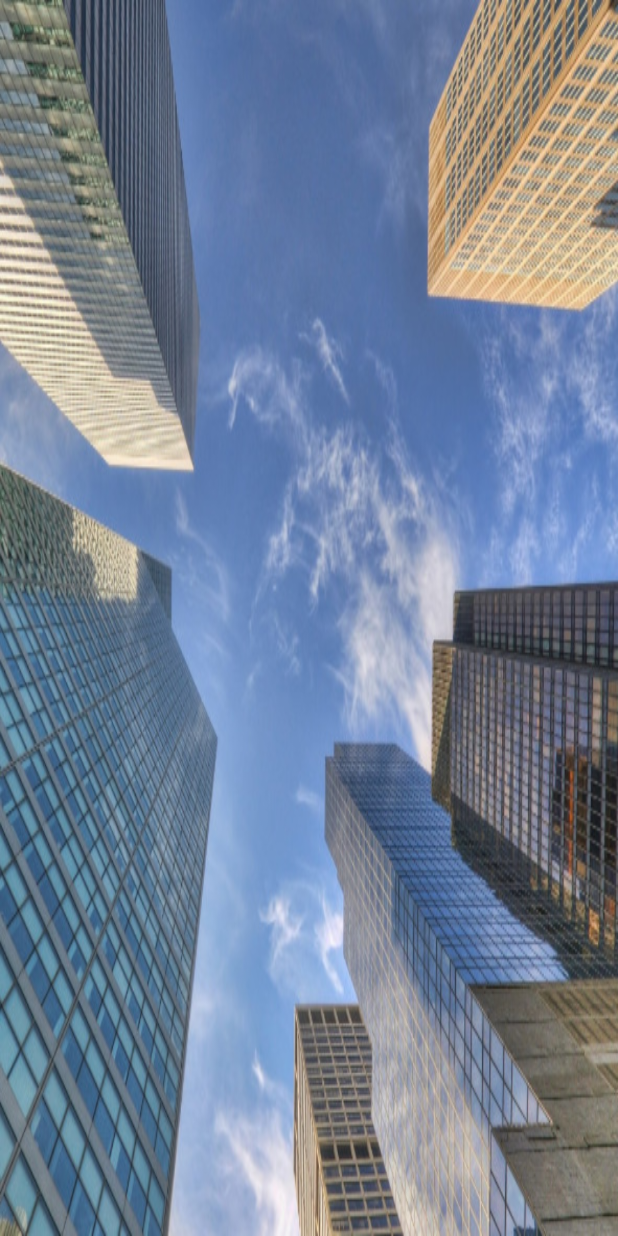
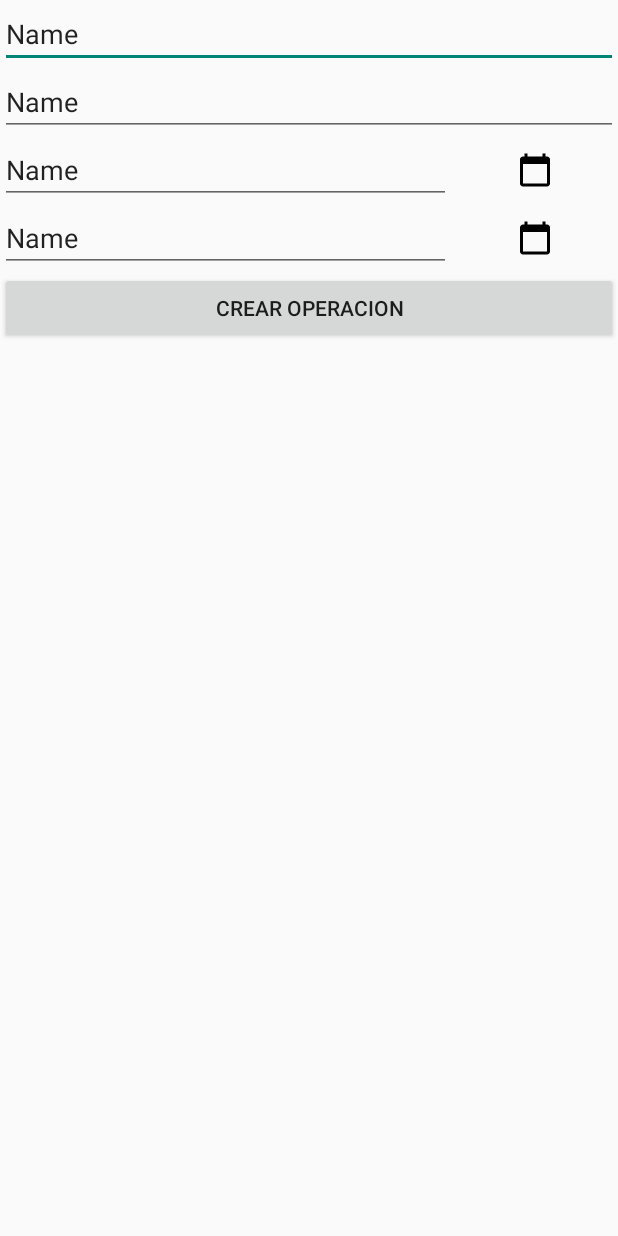
Before and after one commit to LightDragooon/SistemaMuestreos, an Android app: the layout activity_crear_operaciones.xml on its own in the app's theme, with its tools: preview values and no code run, on a phone screen of 412 x 824 dp. Run offline under Robolectric (Android 15) with nearby library versions, the phone set to English and light mode, and no system bars; network calls fail.

Commit message:
Mejoras :+1:

```diff
--- a/app/src/main/AndroidManifest.xml
+++ b/app/src/main/AndroidManifest.xml
@@ -31,7 +31,7 @@
         <activity android:name=".crear_tarea" />
         <activity android:name=".Tareas" />
         <activity android:name=".ver_proyecto" />
-        <activity android:name=".ver_personas" />
+        <activity android:name=".ver_elementos" />
         <activity android:name=".seleccionar_persona" />
         <activity android:name=".ver_operaciones" />
         <activity android:name=".modificar_trabajador"></activity>
--- a/app/src/main/java/gruporeque/sistemamuestreos/ClaseGlobal.java
+++ b/app/src/main/java/gruporeque/sistemamuestreos/ClaseGlobal.java
@@ -5,11 +5,16 @@ public class ClaseGlobal {
     public static final String HOST_URL = "https://proyecto2reque.000webhostapp.com/";
 
     public static final String Usuario_Insert = HOST_URL+"Queries/insertar_usuario.php";
+    public static final String Proyecto_Insert = HOST_URL+"Queries/insertar_proyecto.php";
     public static final String Tarea_Insert = HOST_URL+"Queries/insertar_tarea.php";
     public static final String Trabajador_Insert = HOST_URL+"Queries/insertar_operador.php";
     public static final String Trabajadores_Select = HOST_URL+"Queries/seleccionar_trabajadores.php";
     public static final String Usuarios_Select = HOST_URL+"Queries/seleccionar_usuarios.php";
     public static final String Eliminar_Usuario = HOST_URL+"Queries/eliminar_usuario.php";
+    public static final String Eliminar_Proyecto = HOST_URL+"Queries/eliminar_proyecto.php";
     public static final String Proyectos_Select = HOST_URL+"Queries/seleccionar_proyectos.php";
     public static final String Eliminar_Trabajador = HOST_URL + "Queries/eliminar_trabajador.php";
+    public static final String Proyectos_Usuarios_Select = HOST_URL + "Queries/seleccionar_proyectos_usuarios.php";
+    public static final String Operaciones_Select = HOST_URL + "Queries/seleccionar_operaciones.php";
+    public static final String Operaciones_Insert= HOST_URL + "Queries/insertar_operacion.php";
 }
--- a/app/src/main/res/layout/activity_crear_operaciones.xml
+++ b/app/src/main/res/layout/activity_crear_operaciones.xml
@@ -1,10 +1,77 @@
 <?xml version="1.0" encoding="utf-8"?>
-<android.support.constraint.ConstraintLayout xmlns:android="http://schemas.android.com/apk/res/android"
+<LinearLayout xmlns:android="http://schemas.android.com/apk/res/android"
     xmlns:app="http://schemas.android.com/apk/res-auto"
     xmlns:tools="http://schemas.android.com/tools"
     android:layout_width="match_parent"
     android:layout_height="match_parent"
-    android:background="@drawable/fondo_pantalla_general"
+    android:orientation="vertical"
     tools:context=".crear_operaciones">
 
-</android.support.constraint.ConstraintLayout>
+    <EditText
+        android:id="@+id/et_operacion_nombre"
+        android:layout_width="match_parent"
+        android:layout_height="wrap_content"
+        android:ems="10"
+        android:inputType="textPersonName"
+        android:text="Name" />
+
+    <EditText
+        android:id="@+id/et_operacion_desc"
+        android:layout_width="match_parent"
+        android:layout_height="wrap_content"
+        android:ems="10"
+        android:inputType="textPersonName"
+        android:text="Name" />
+
+    <LinearLayout
+        android:layout_width="match_parent"
+        android:layout_height="wrap_content"
+        android:orientation="horizontal">
+
+        <EditText
+            android:id="@+id/et_operacion_fechaI"
+            android:layout_width="wrap_content"
+            android:layout_height="wrap_content"
+            android:layout_weight="1"
+            android:ems="10"
+            android:inputType="textPersonName"
+            android:text="Name" />
+
+        <ImageButton
+            android:id="@+id/ib_operacion_fechaI"
+            android:layout_width="wrap_content"
+            android:layout_height="match_parent"
+            android:layout_weight="1"
+            android:background="@android:color/transparent"
+            app:srcCompat="@drawable/ic_calendar" />
+    </LinearLayout>
+
+    <LinearLayout
+        android:layout_width="match_parent"
+        android:layout_height="wrap_content"
+        android:orientation="horizontal">
+
+        <EditText
+            android:id="@+id/et_operacion_fechaF"
+            android:layout_width="wrap_content"
+            android:layout_height="wrap_content"
+            android:layout_weight="1"
+            android:ems="10"
+            android:inputType="textPersonName"
+            android:text="Name" />
+
+        <ImageButton
+            android:id="@+id/ib_operacion_fechaF"
+            android:layout_width="wrap_content"
+            android:layout_height="match_parent"
+            android:layout_weight="1"
+            android:background="@android:color/transparent"
+            app:srcCompat="@drawable/ic_calendar" />
+    </LinearLayout>
+
+    <Button
+        android:id="@+id/btn_operacion_crear"
+        android:layout_width="match_parent"
+        android:layout_height="wrap_content"
+        android:text="Crear Operacion" />
+</LinearLayout>
--- a/app/src/main/res/layout/activity_crear_proyecto.xml
+++ b/app/src/main/res/layout/activity_crear_proyecto.xml
@@ -9,7 +9,6 @@
     <LinearLayout
         android:layout_width="match_parent"
         android:layout_height="match_parent"
-        android:background="@drawable/fondo_pantalla_general"
         android:orientation="vertical">
 
         <EditText
```
Also changed, not shown: app/src/main/java/gruporeque/sistemamuestreos/Proyectos.java (+17 -11 lines), app/src/main/java/gruporeque/sistemamuestreos/crear_operaciones.java (+170 -1 lines), app/src/main/java/gruporeque/sistemamuestreos/crear_proyecto.java (+20 -16 lines), app/src/main/java/gruporeque/sistemamuestreos/ver_elementos.java (added, +168 -0 lines), app/src/main/java/gruporeque/sistemamuestreos/ver_personas.java (deleted, +0 -13 lines), app/src/main/java/gruporeque/sistemamuestreos/ver_proyecto.java (+42 -9 lines), app/src/main/res/layout/activity_ver_elementos.xml (added, +48 -0 lines), app/src/main/res/layout/activity_ver_personas.xml (deleted, +0 -28 lines).
